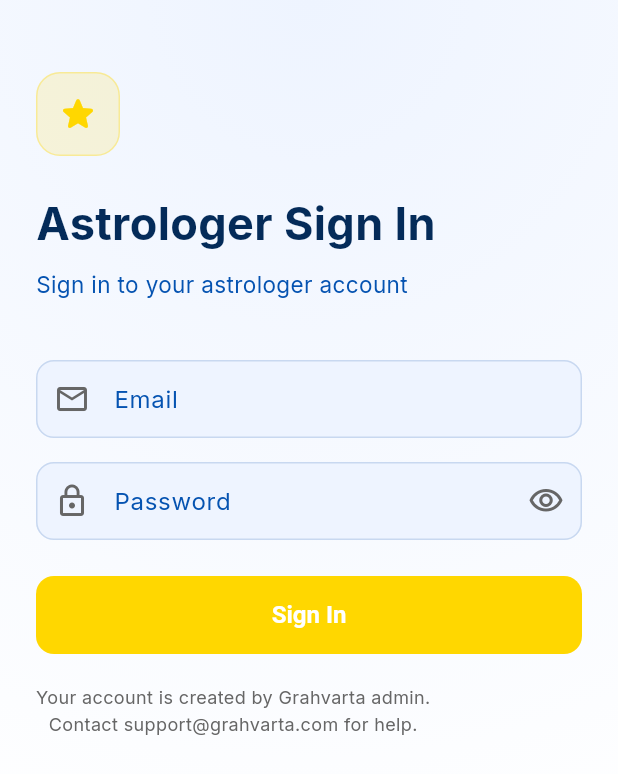
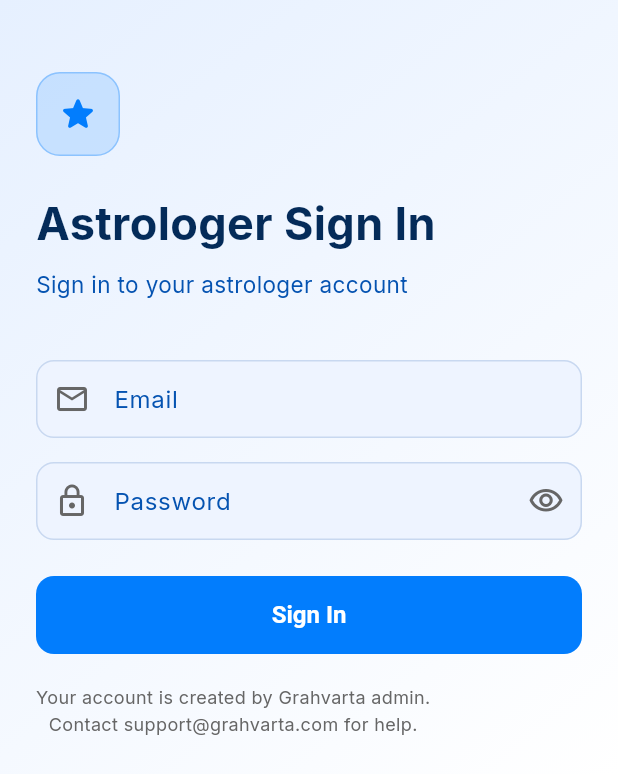
Before and after one commit to grahvarta-cell/grahvartaapp, a Flutter app: the screen it shows after launch, after a tap on "Skip", on a phone screen of 412 x 824 dp. Shown: the top 774 px of the screen. Run offline on Flutter 3.47's test engine with Material 3 defaults, Android fonts, the phone set to English and light mode, and no system bars; our stand-ins replace badges, bloc, equatable, firebase_core, firebase_messaging, flutter_bloc and 11 more; missing offline and left inert: agora_rtc_engine, razorpay_flutter; accounts and stored records are empty.

Commit message:
feat: blue theme for astrologer login screen
- Accent color: gold -> Flutter Sky blue (#027DFD)
- Background: blue gradient (light: #E6F0FF->white, dark: #0D1A3A->dark)

Co-Authored-By: Claude Sonnet 4.6 <noreply@anthropic.com>

```diff
--- a/astrologer_app/lib/screens/auth/login_screen.dart
+++ b/astrologer_app/lib/screens/auth/login_screen.dart
@@ -52,15 +52,21 @@ class _LoginScreenState extends State<LoginScreen> {
   Widget build(BuildContext context) {
     final s = context.s;
     final isAstro = widget.isAstrologerMode;
-    final accentColor = isAstro ? const Color(0xFFFFD700) : context.clr.accent;
+    const astroBlue = Color(0xFF027DFD);
+    final accentColor = isAstro ? astroBlue : context.clr.accent;
+    final isDark = Theme.of(context).brightness == Brightness.dark;
 
     return Scaffold(
       body: Container(
         decoration: BoxDecoration(
-          gradient: RadialGradient(
-            center: Alignment.topCenter,
-            radius: 1.5,
-            colors: [context.clr.surface, context.clr.bg],
+          gradient: LinearGradient(
+            begin: Alignment.topLeft,
+            end: Alignment.bottomRight,
+            colors: isAstro
+                ? isDark
+                    ? [const Color(0xFF0D1A3A), const Color(0xFF0D0D0D)]
+                    : [const Color(0xFFE6F0FF), const Color(0xFFFFFFFF)]
+                : [context.clr.surface, context.clr.bg],
           ),
         ),
         child: SafeArea(
```
